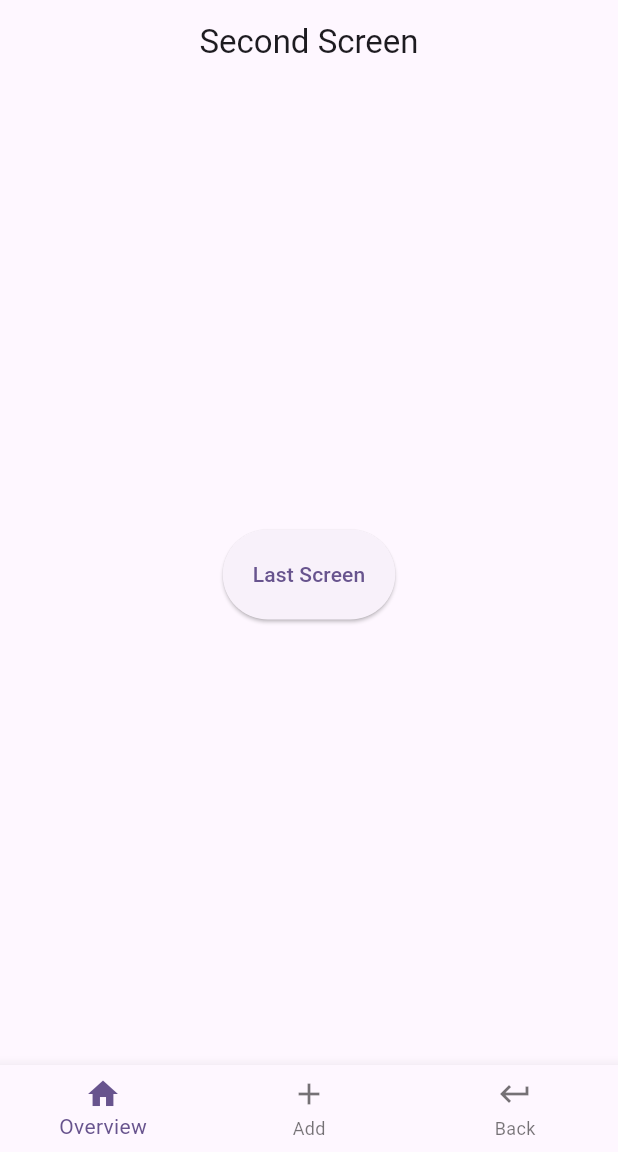
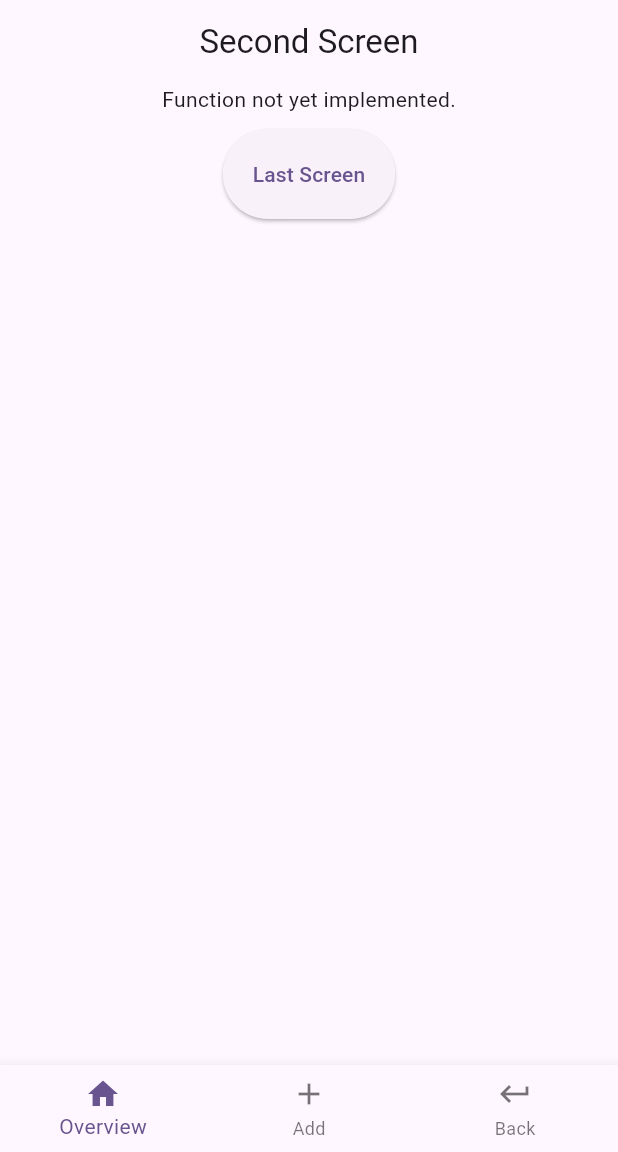
Before and after one commit to Gattuzzu/blog_flutter, a Flutter app: the SecondScreen screen opened by its route, on a phone screen of 412 x 824 dp, the part 84-1236 px from its top. Run offline on Flutter 3.47's test engine with Material 3 defaults, Android fonts, the phone set to English and light mode, and no system bars; our stand-ins replace app_links, flutter_secure_storage, focus_detector, get_it, go_router, injectable and 1 more; missing offline and left inert: country_flags, global_configuration; accounts and stored records are empty.

Commit message:
fix: Message hinzufügen, dass die Funktion noch nicht implementiert ist.

```diff
--- a/lib/ui/second_screen.dart
+++ b/lib/ui/second_screen.dart
@@ -13,11 +13,17 @@ class SecondScreen extends StatelessWidget {
         centerTitle: true,
       ),
       body: Center(
-        child: ElevatedButton(
-          style: ElevatedButton.styleFrom(padding: EdgeInsets.all(20)),
-          onPressed: () => {context.pop()},
-          child: Text("Last Screen"),
-          )
+        child: Column(
+          children: [
+            Text("Function not yet implemented."),
+            SizedBox(height: 10),
+            ElevatedButton(
+              style: ElevatedButton.styleFrom(padding: EdgeInsets.all(20)),
+              onPressed: () => {context.pop()},
+              child: Text("Last Screen"),
+              ),
+          ],
+        )
       )
     );
   }
```
